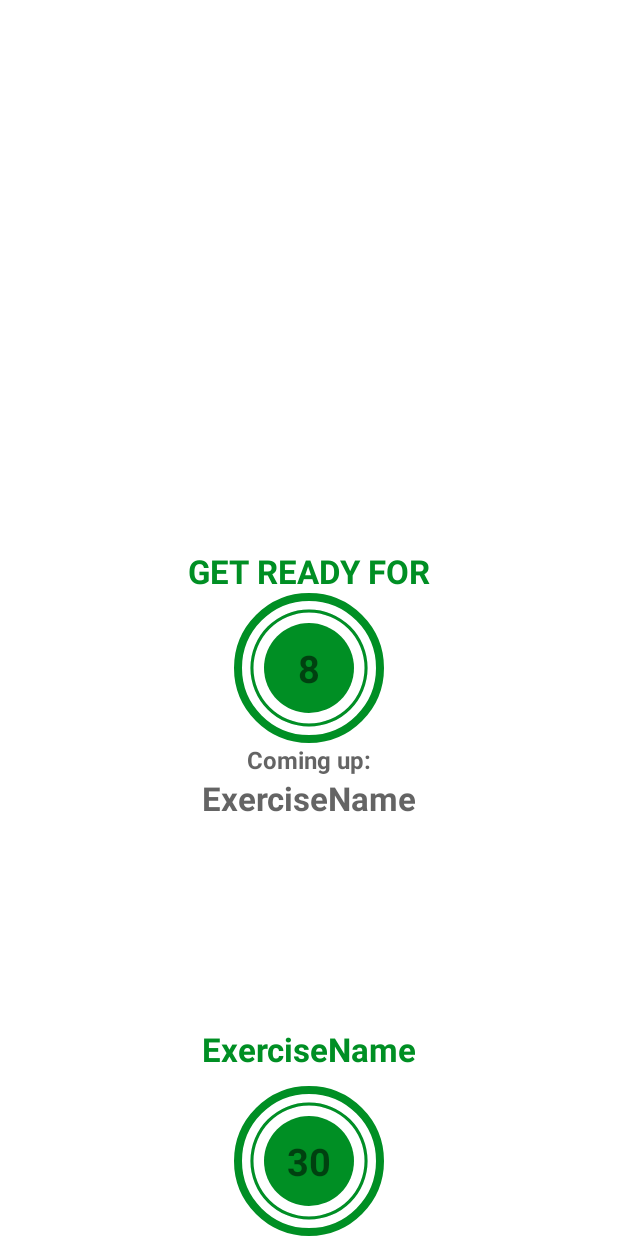
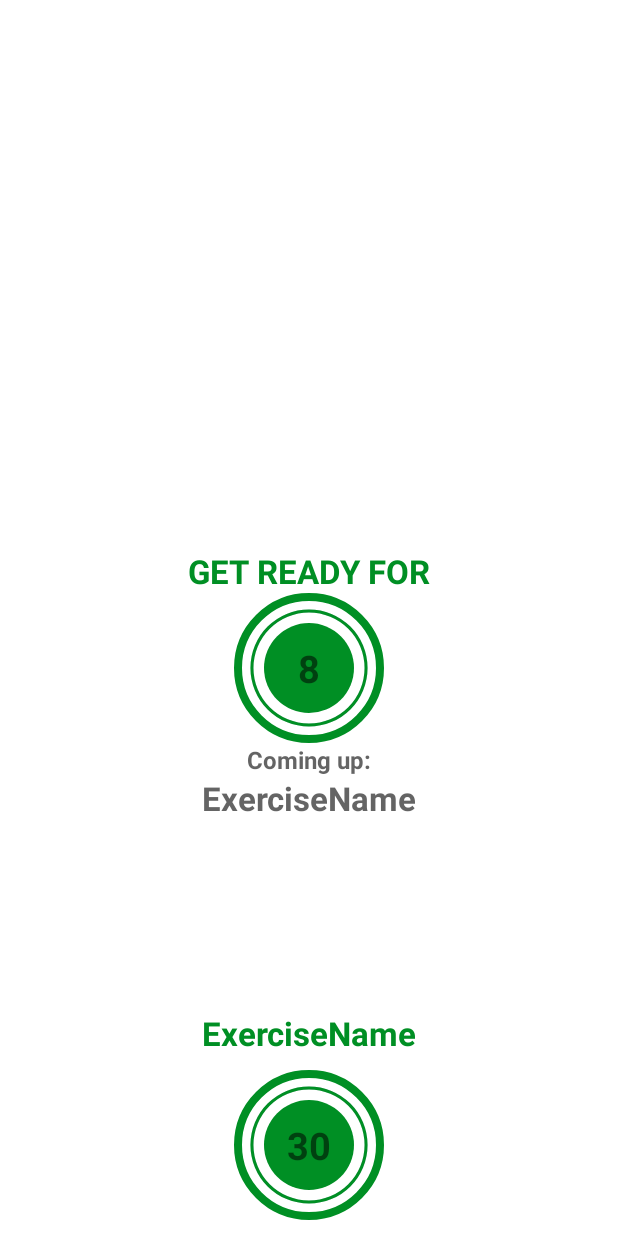
Before and after one commit to okravi/7min-worki, an Android app: the layout activity_exercise.xml on its own in the app's theme, with its tools: preview values and no code run, on a phone screen of 412 x 824 dp. Run offline under Robolectric (Android 15) with nearby library versions, the phone set to English and light mode, and no system bars.

Commit message:
progress update

```diff
--- /dev/null
+++ b/app/src/main/res/drawable/item_circular_color_gray_background.xml
@@ -0,0 +1,5 @@
+<?xml version="1.0" encoding="utf-8"?>
+<shape xmlns:android="http://schemas.android.com/apk/res/android"
+    android:shape="oval">
+    <solid android:color="#c4c4c4"></solid>
+</shape>
--- a/app/src/main/res/layout/activity_exercise.xml
+++ b/app/src/main/res/layout/activity_exercise.xml
@@ -140,7 +140,7 @@
         android:visibility="invisible"
         tools:visibility="visible"
         android:background="@drawable/item_circular_accent_border"
-        app:layout_constraintBottom_toBottomOf="parent"
+
         app:layout_constraintEnd_toEndOf="parent"
         app:layout_constraintStart_toStartOf="parent"
         app:layout_constraintTop_toBottomOf="@id/tvExerciseName">
@@ -176,6 +176,15 @@
         </LinearLayout>
     </FrameLayout>
 
+    <androidx.recyclerview.widget.RecyclerView
+        android:id="@+id/rvExerciseStatus"
+        android:layout_width="match_parent"
+        android:layout_height="wrap_content"
+        android:layout_margin="5dp"
+        app:layout_constraintTop_toBottomOf="@id/flExerciseView"
+        app:layout_constraintBottom_toBottomOf="parent"
+        />
+
 
 
 </androidx.constraintlayout.widget.ConstraintLayout>
```
Also changed, not shown: app/src/main/res/layout/item_exrcise_status.xml (added, +15 -0 lines).
